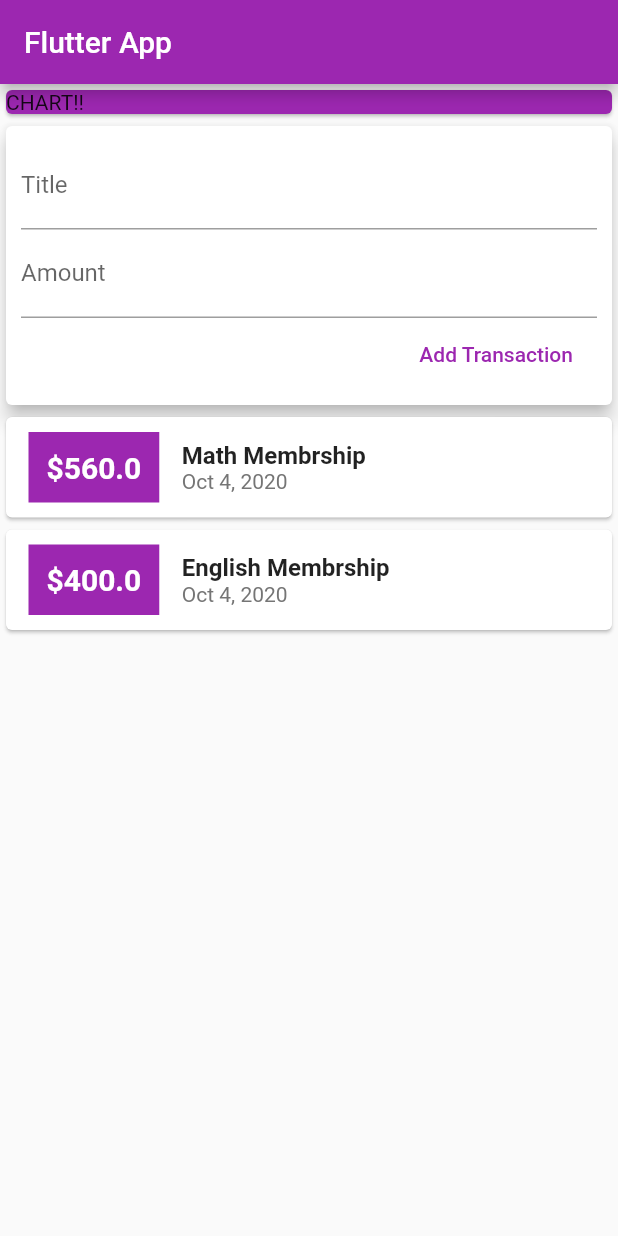
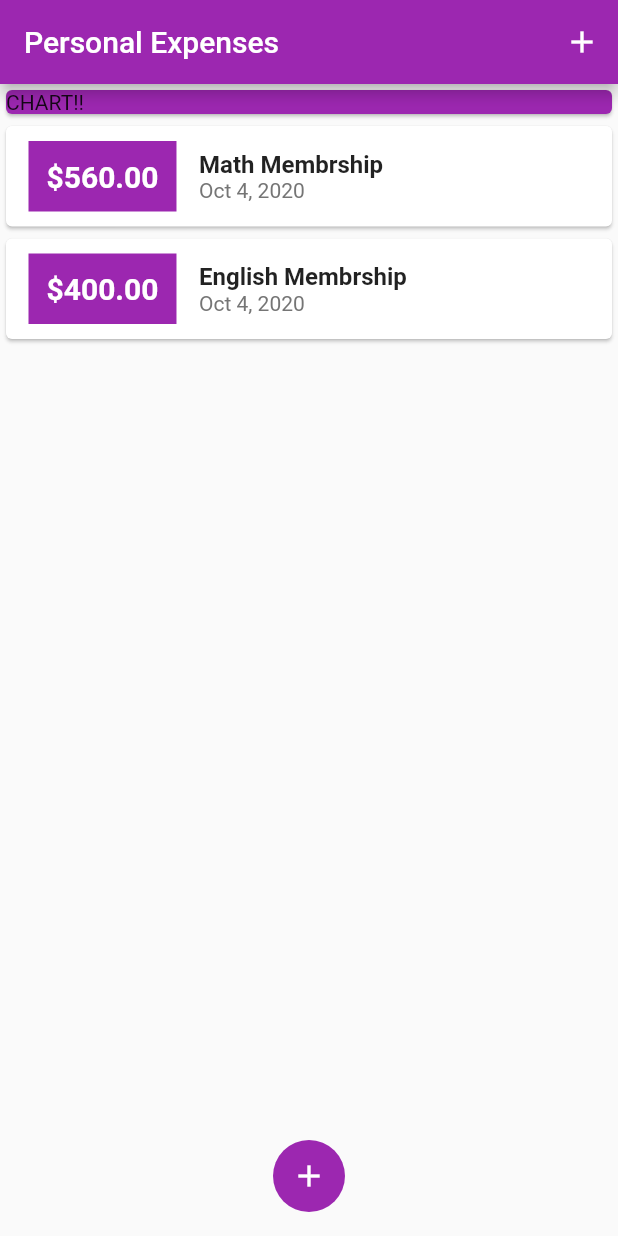
Before and after one commit to hatem1055/flutter-expense-app, a Flutter app: the screen it shows after launch, on a phone screen of 412 x 824 dp. Run offline on Flutter 3.47's test engine with Material 2 defaults, Android fonts, the phone set to English and light mode, and no system bars.

Commit message:
init commit

```diff
--- a/lib/main.dart
+++ b/lib/main.dart
@@ -1,39 +1,90 @@
 
 import 'package:flutter/material.dart';
 
-import 'widgets/user_transactions.dart';
+import 'widgets/transaction_list.dart';
+import 'widgets/add_tx_form.dart';
+import 'models/transaction.dart';
 void main() => runApp(MyApp());
 
 class MyApp extends StatelessWidget {
   @override
   Widget build(BuildContext context) {
     return MaterialApp(
-      title: 'Flutter App',
+      title: 'Personal Expenses',
       home: MyHomePage(),
+      theme:ThemeData(
+        primarySwatch:Colors.purple,
+      ),
     );
   }
 }
 
-class MyHomePage extends StatelessWidget {
+class MyHomePage extends StatefulWidget {
+  @override
+  _MyHomePageState createState() => _MyHomePageState();
+}
+
+class _MyHomePageState extends State<MyHomePage> {
+  final List<Transaction> transactions = [
+    Transaction(title:'Math Membrship',id:'t1',amount:560,date:DateTime.now()),
+    Transaction(title:'English Membrship',id:'t2',amount:400,date:DateTime.now())
+  ];
+
+  void _addTx(String title,double amount){
+  final newTx = Transaction(title:title,amount:amount,date:DateTime.now(),id:DateTime.now().toString());
+    setState(() {
+      transactions.add(newTx);
+    });
+  }
+
+  void startAddNewTransaction(ctx){
+    showModalBottomSheet(context:ctx, builder:(_){
+      return  AddTxForm(_addTx);
+    }
+    );
+  }
+
   @override
   Widget build(BuildContext context) {
+    final primaryColor = Theme.of(context).primaryColor;
     return Scaffold(
-      appBar: AppBar(
-        title: Text('Flutter App'),
-        backgroundColor:Colors.purple,
+    appBar: AppBar(
+        title: Text('Personal Expenses'),
+        backgroundColor:primaryColor,
+        actions: [
+          IconButton(
+            icon:Icon(Icons.add),
+            onPressed:(){startAddNewTransaction(context);},
+          )
+        ],
       ),
-      body:Column(
-        children:[
-        //chart
-        Container(
+      //floating action button
+      floatingActionButtonLocation:FloatingActionButtonLocation.centerFloat,
+      floatingActionButton:Container(
+        decoration:BoxDecoration(
+          borderRadius:BorderRadius.circular(500),
+          color:Theme.of(context).primaryColor
+        ),
+        child: IconButton(
+          icon:Icon(Icons.add),
+          color:Colors.white,
+          onPressed: (){startAddNewTransaction(context);},
+        ),
+      ),
+      //Body
+      body:SingleChildScrollView(
+        child:Column(children:[
+          Container(
           width: double.infinity,
           child: Card(
-              color: Colors.purple,
+              color:primaryColor,
               child: Text('CHART!!'),
           ),
         ),
-        UserTranactions()
-      ],)
+        TransactionList(transactions)
+      ],
+      )
+      ),
     );
   }
 }
--- a/lib/widgets/transaction_list.dart
+++ b/lib/widgets/transaction_list.dart
@@ -7,9 +7,9 @@ class TransactionList extends StatelessWidget {
 
   final List<Transaction> transactions;
   TransactionList(this.transactions);
-
   @override
   Widget build(BuildContext context) {
+  final primaryColor = Theme.of(context).primaryColor;
   //converting the list of transactions into a list of widgets
   Widget createTransactionWidget(Transaction tx){
     return Card(
@@ -19,11 +19,11 @@ class TransactionList extends StatelessWidget {
             margin: EdgeInsets.symmetric(horizontal: 15,vertical:10),
             padding:EdgeInsets.all(10),
             decoration:BoxDecoration(
-              border:Border.all(color:Colors.purple , width:2 , style:BorderStyle.solid),
-              color:Colors.purple
+              border:Border.all(color:primaryColor, width:2 , style:BorderStyle.solid),
+              color:primaryColor
             ),
             child: Text(
-              '\$${tx.amount}',
+              '\$${tx.amount.toStringAsFixed(2)}',
               style:TextStyle(
                 fontWeight:FontWeight.bold,
                 fontSize:20,
--- a/lib/widgets/user_transactions.dart
+++ /dev/null
@@ -1,32 +0,0 @@
-import 'package:flutter/material.dart';
-
-import '../models/transaction.dart';
-import './add_tx_form.dart';
-import './transaction_list.dart';
-
-class UserTranactions extends StatefulWidget {
-  @override
-  _UserTranactionsState createState() => _UserTranactionsState();
-}
-
-class _UserTranactionsState extends State<UserTranactions> {
-
-  final List<Transaction> transactions = [
-    Transaction(title:'Math Membrship',id:'t1',amount:560,date:DateTime.now()),
-    Transaction(title:'English Membrship',id:'t2',amount:400,date:DateTime.now())
-  ];
-
-  void _addTx(String title,double amount){
-    final newTx = Transaction(title:title,amount:amount,date:DateTime.now(),id:DateTime.now().toString());
-    setState(() {
-      transactions.add(newTx);
-    });
-  }
-  @override
-  Widget build(BuildContext context) {
-    return Column(children:[
-      AddTxForm(_addTx),
-      TransactionList(transactions)
-    ]);
-  }
-}
```
Also changed, not shown: lib/widgets/add_tx_form.dart (+25 -8 lines).
